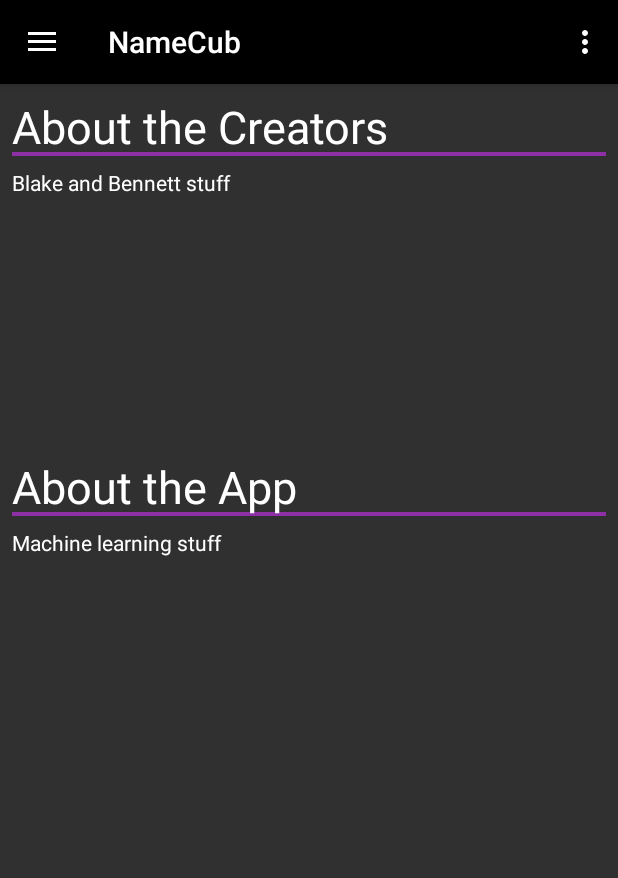
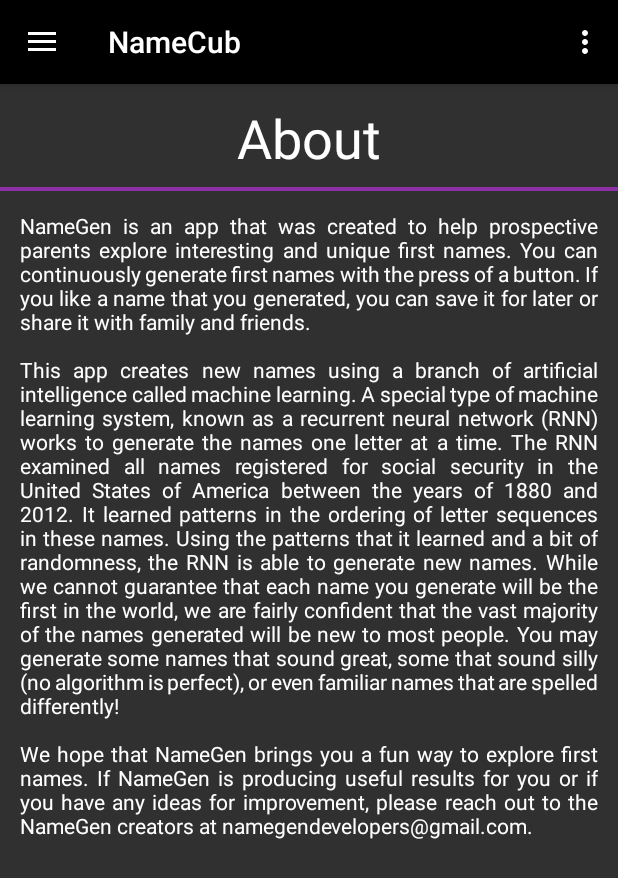
Before and after one commit to bvanberl/NameGen_Android, an Android app: the fragment AboutFragment placed in its activity, on a phone screen of 412 x 824 dp. Shown: the top 878 px of the screen. Run offline under Robolectric (Android 15) with nearby library versions, the phone set to English and light mode, and no system bars; libraries missing offline, so code that uses them is left out: io.realm, io.realm.internal; 2 statements that could not run were skipped.

Commit message:
Updated favourites ListView to with same changes as home fragment's ListView. Added a description in the About page

```diff
--- a/app/src/main/res/layout/fragment_about.xml
+++ b/app/src/main/res/layout/fragment_about.xml
@@ -1,47 +1,32 @@
 <?xml version="1.0" encoding="utf-8"?>
-<LinearLayout xmlns:android="http://schemas.android.com/apk/res/android"
+
+<LinearLayout
+    xmlns:android="http://schemas.android.com/apk/res/android"
     xmlns:tools="http://schemas.android.com/tools"
     android:layout_width="match_parent"
     android:layout_height="match_parent"
     android:orientation="vertical"
-    android:padding="8dp"
     android:background="@color/darkGrey"
-    tools:context=".Fragments.AboutFragment">
-
-    <!-- TODO: Update blank fragment layout -->
-    <TextView
-        android:id="@+id/textViewTitle1"
-        android:background="@drawable/underline"
-        android:layout_width="match_parent"
-        android:layout_height="40dp"
-        android:textSize="30dp"
-        android:textColor="@android:color/white"
-        android:text="About the Creators" />
+    android:gravity="center_horizontal">
 
     <TextView
-        android:id="@+id/textViewAbout1"
         android:layout_width="fill_parent"
-        android:layout_height="200dp"
-        android:text="Blake and Bennett stuff"
-        android:textColor="@android:color/white"
-        android:paddingTop="8dp"
-        android:visibility="visible" />
-    <TextView
-        android:id="@+id/textViewTitle2"
+        android:layout_height="71dp"
         android:background="@drawable/underline"
-        android:layout_width="match_parent"
-        android:layout_height="40dp"
-        android:textSize="30dp"
-        android:textColor="@android:color/white"
-        android:text="About the App" />
+        android:text="About"
+        android:textSize="36dp"
+        android:textAlignment="center"
+        android:gravity="center"
+        android:textColor="@android:color/white"/>
 
     <TextView
-        android:id="@+id/textViewAbout2"
+        android:id="@+id/textViewAbout"
         android:layout_width="fill_parent"
-        android:layout_height="200dp"
+        android:layout_height="fill_parent"
+        android:text="@string/about_message"
         android:textColor="@android:color/white"
-        android:text="Machine learning stuff"
-        android:paddingTop="8dp"
+        android:padding="13dp"
+        android:justificationMode="inter_word"
         android:visibility="visible" />
 
 </LinearLayout>
--- a/app/src/main/res/layout/fragment_home.xml
+++ b/app/src/main/res/layout/fragment_home.xml
@@ -34,6 +34,8 @@
         app:layout_constraintEnd_toEndOf="parent"
         app:layout_constraintStart_toStartOf="parent"
         app:layout_constraintTop_toBottomOf="@+id/buttonName"
+        android:scrollbarFadeDuration="0"
+        android:scrollbarThumbVertical="@color/lightGrey"
         tools:tag="History">
 
     </ListView>
--- a/app/src/main/res/values/strings.xml
+++ b/app/src/main/res/values/strings.xml
@@ -11,6 +11,7 @@
     <string name="switch_female">F</string>
     <string name="button_name_text">Generate</string>
     <string name="home_hint_message">Click "Generate" to Start!</string>
+    <string name="about_message">NameGen is an app that was created to help prospective parents explore interesting and unique first names. You can continuously generate first names with the press of a button. If you like a name that you generated, you can save it for later or share it with family and friends.\n\nThis app creates new names using a branch of artificial intelligence called machine learning. A special type of machine learning system, known as a recurrent neural network (RNN) works to generate the names one letter at a time. The RNN examined all names registered for social security in the United States of America between the years of 1880 and 2012. It learned patterns in the ordering of letter sequences in these names. Using the patterns that it learned and a bit of randomness, the RNN is able to generate new names. While we cannot guarantee that each name you generate will be the first in the world, we are fairly confident that the vast majority of the names generated will be new to most people. You may generate some names that sound great, some that sound silly (no algorithm is perfect), or even familiar names that are spelled differently!\n\nWe hope that NameGen brings you a fun way to explore first names. If NameGen is producing useful results for you or if you have any ideas for improvement, please reach out to the NameGen creators at namegendevelopers@gmail.com.</string>
 
 
     <!-- TODO: Remove or change this placeholder text -->
```
Also changed, not shown: app/src/main/res/layout/favourites_list_item_view.xml (+4 -4 lines), app/src/main/res/layout/fragment_favourites.xml (+8 -3 lines).
